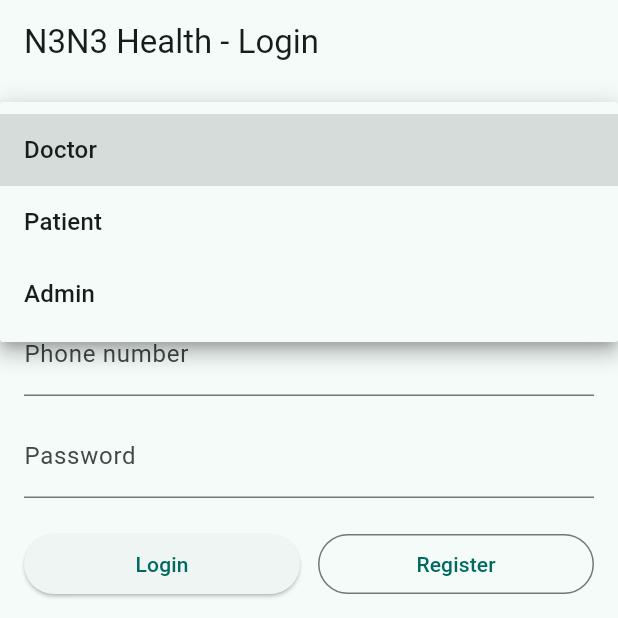
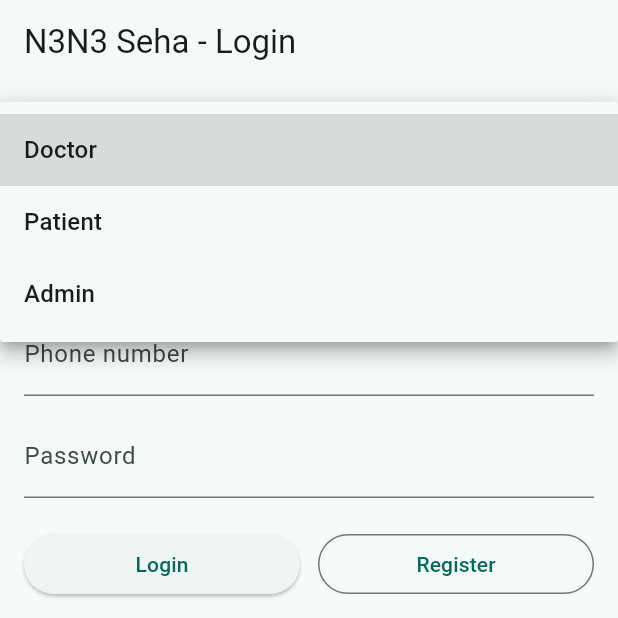
Before and after one commit to MohammedHany123/N3N3-Seha, a Flutter app: the screen it shows after launch, after a tap on "Doctor", on a phone screen of 412 x 824 dp, the top half of it. Run offline on Flutter 3.47's test engine with Material 3 defaults, Android fonts, the phone set to English and light mode, and no system bars; our stand-ins replace flutter_riverpod, hive_flutter; accounts and stored records are empty.

Commit message:
Updated the name

```diff
--- a/lib/main.dart
+++ b/lib/main.dart
@@ -7,16 +7,16 @@ import 'src/services/storage/hive_init.dart';
 Future<void> main() async {
   WidgetsFlutterBinding.ensureInitialized();
   await initializeHiveStorage();
-  runApp(const ProviderScope(child: N3N3HealthApp()));
+  runApp(const ProviderScope(child: N3N3SehaApp()));
 }
 
-class N3N3HealthApp extends StatelessWidget {
-  const N3N3HealthApp({super.key});
+class N3N3SehaApp extends StatelessWidget {
+  const N3N3SehaApp({super.key});
 
   @override
   Widget build(BuildContext context) {
     return MaterialApp(
-      title: 'N3N3 Health',
+      title: 'N3N3 Seha',
       debugShowCheckedModeBanner: false,
       theme: ThemeData(
         useMaterial3: true,
--- a/lib/src/ui/auth/login_page.dart
+++ b/lib/src/ui/auth/login_page.dart
@@ -18,7 +18,7 @@ class _LoginPageState extends State<LoginPage> {
   @override
   Widget build(BuildContext context) {
     return Scaffold(
-      appBar: AppBar(title: const Text('N3N3 Health - Login')),
+      appBar: AppBar(title: const Text('N3N3 Seha - Login')),
       body: Padding(
         padding: const EdgeInsets.all(16.0),
         child: ListView(
--- a/pubspec.yaml
+++ b/pubspec.yaml
@@ -1,4 +1,4 @@
-name: n3n3_health
+name: N3N3_Seha
 description: "A new Flutter project."
 # The following line prevents the package from being accidentally published to
 # pub.dev using `flutter pub publish`. This is preferred for private packages.
```
Also changed, not shown: 18 other files.
